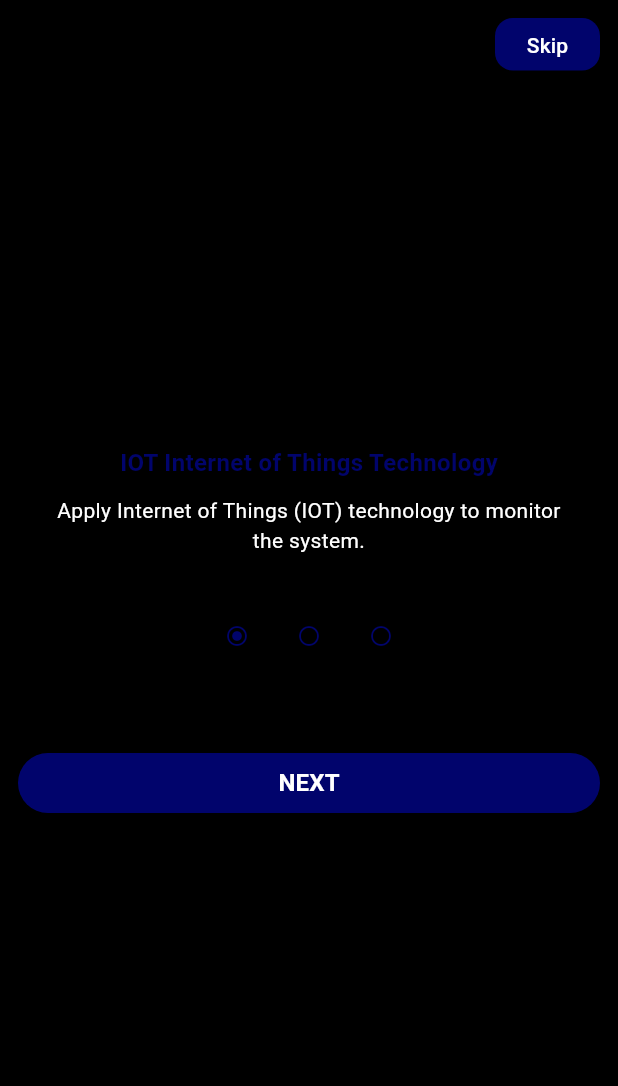
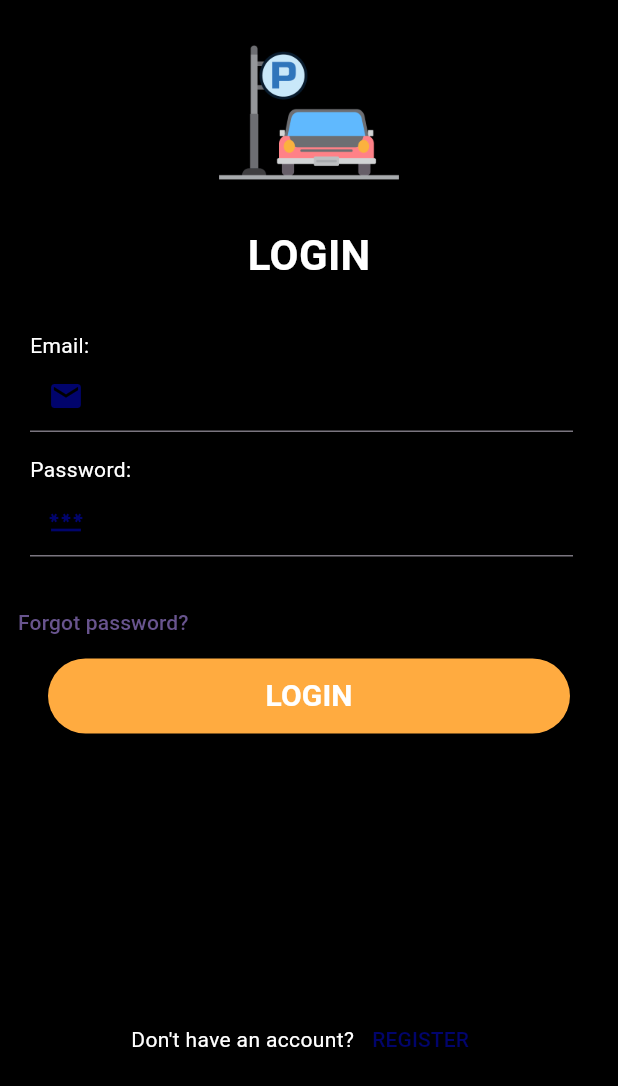
Before and after one commit to nam54828/SmartParking, a Flutter app: the screen it shows after launch, after a tap on "Skip", on a phone screen of 412 x 824 dp. Shown: the top 1086 px of the screen. Run offline on Flutter 3.47's test engine with Material 2 defaults, Android fonts, the phone set to English and light mode, and no system bars; our stand-ins replace cloud_firestore, firebase_auth, firebase_core, firebase_database; accounts and stored records are empty; network calls fail.

Commit message:
Create login and register . Add CLI firebase

```diff
--- a/flutter_native_splash.yaml
+++ b/flutter_native_splash.yaml
@@ -14,7 +14,7 @@ flutter_native_splash:
   # of your splash screen to a solid color.  Use background_image to set the background of your
   # splash screen to a png image.  This is useful for gradients. The image will be stretch to the
   # size of the app. Only one parameter can be used, color and background_image cannot both be set.
-  color: "#42a5f5"
+  color: "#0E0E0F"
   #background_image: "assets/background.png"
 
   # Optional parameters are listed below.  To enable a parameter, uncomment the line by removing
@@ -57,7 +57,7 @@ flutter_native_splash:
     image: images/carParking.png
 
   # Splash screen background color.
-    color: "#FFFFFF"
+    color: "#0E0E0F"
 
   # App icon background color.
   #icon_background_color: "#111111"
--- /dev/null
+++ b/lib/Login/login.dart
@@ -0,0 +1,174 @@
+import 'package:firebase_auth/firebase_auth.dart';
+import 'package:flutter/material.dart';
+import 'package:smart_parking/Register/register.dart';
+import 'package:smart_parking/onBoarding/onBoarding3.dart';
+
+class login extends StatefulWidget {
+  const login({Key? key}) : super(key: key);
+
+  @override
+  State<login> createState() => _loginState();
+}
+
+class _loginState extends State<login> {
+  final GlobalKey<FormState> _formKey = GlobalKey<FormState>();
+  final TextEditingController emailController = TextEditingController();
+  final TextEditingController passwordController = TextEditingController();
+  void showFailMessage(){
+    showDialog(context: context, builder: (BuildContext context) => AlertDialog(
+      title: const Text("Login"),
+      content: Text("Login Failed"),
+      actions: [
+        TextButton(onPressed: (){
+          Navigator.pop(context);
+    }, child: Text("OK"))
+      ],
+    ));
+  }
+  @override
+  Widget build(BuildContext context) {
+    return SafeArea(child: Scaffold(
+      backgroundColor: Colors.black,
+      body: SingleChildScrollView(
+        child: Column(
+          crossAxisAlignment: CrossAxisAlignment.start,
+          children: [
+            Center(child: Image.asset("images/logo.png", height: 150, width: 150,)),
+            Center(
+              child: Text(
+                "LOGIN", style: TextStyle(
+                color: Colors.white,
+                fontSize: 28,
+                fontWeight: FontWeight.bold
+              ),
+              ),
+            ),
+            Padding(padding: EdgeInsets.fromLTRB(20, 30, 30, 20),
+              child: Form(
+                key: _formKey,
+                child: Column(
+                  crossAxisAlignment: CrossAxisAlignment.start,
+                  children: [
+                    Text("Email:", style: TextStyle(
+                      color: Colors.white
+                    ),),
+                    TextFormField(
+                      decoration: InputDecoration(
+                        prefixIcon: Icon(Icons.email, color: Color.fromRGBO(1, 4, 108, 1),),
+
+                      ),
+                      controller: emailController,
+                      validator: (value){
+                        if (value!.isEmpty) {
+                          return ("Trường hợp này không được để trống.");
+                        }
+                        if (!RegExp(
+                            "^[a-zA-Z0-9+_.-]+@[a-z0-9A-Z.-]+.[a-z]")
+                            .hasMatch(value)) {
+                          return ("Vui lòng nhập Email hợp lệ");
+                        }
+                        return null;
+                      },
+                      onSaved: (value) {
+                        emailController.text = value!;
+                      },
+                    ),
+                    SizedBox(
+                      height: 15,
+                    ),
+                    Text("Password:", style: TextStyle(
+                        color: Colors.white
+                    ),),
+                    TextFormField(
+                      decoration: InputDecoration(
+                        prefixIcon: Icon(Icons.password, color: Color.fromRGBO(1, 4, 108, 1),),
+                      ),
+                      style: TextStyle(
+                          color: Colors.white
+                      ),
+                      controller: passwordController,
+                      validator: (value) {
+                        RegExp regex = RegExp(r'^.{6,}$');
+                        if (value!.isEmpty) {
+                          return ("Mật khẩu bắt buộc để đăng nhập");
+                        }
+                        if (!regex.hasMatch(value)) {
+                          return ("Mật khẩu không hợp lệ");
+                        }
+                      },
+                      onSaved: (value) {
+                        passwordController.text = value!;
+                      },
+                      obscureText: true,
+                    ),
+                  ],
+                ),
+              ),
+            ),
+            TextButton(onPressed: (){},
+                child: Text("Forgot password?")),
+            Row(
+              mainAxisAlignment: MainAxisAlignment.center,
+              children: [
+                Container(
+                  child: ElevatedButton(
+                    onPressed: () {
+                      FirebaseAuth.instance.signInWithEmailAndPassword(email: emailController.text,
+                          password: passwordController.text)
+                          .then((value){
+                        Navigator.push(context, MaterialPageRoute(builder: (context) => onBoarding3()));
+                      }).onError((error, stackTrace) {
+                        showFailMessage();
+                      });
+                    },
+                    style:
+                    ElevatedButton.styleFrom(primary: Colors.orangeAccent),
+                    child: SizedBox(
+                      width: 300,
+                      height: 50,
+                      child: Center(
+                        child: Text(
+                          'LOGIN',
+                          style: TextStyle(
+                            color: Colors.white,
+                            fontSize: 20,
+                            fontWeight: FontWeight.bold,
+                          ),
+                        ),
+                      ),
+                    ),
+                  ),
+                ),
+              ],
+            ),
+            SizedBox(
+              height: 180,
+            ),
+            Row(
+              mainAxisAlignment: MainAxisAlignment.center,
+              children: [
+                  Column(
+                    children: [
+                      Text("Don't have an account?", style: TextStyle(
+                        color: Colors.white
+                      ),)
+                    ],
+                  ),
+                SizedBox(
+                  child: TextButton(
+                    onPressed: (){
+                      Navigator.push(context, MaterialPageRoute(builder: (context)=>register()));
+                    },
+                    child: Text("REGISTER", style: TextStyle(
+                      color: Color.fromRGBO(1, 4, 108, 1)
+                    ),),
+                  ),
+                )
+              ],
+            )
+          ],
+        ),
+      ),
+    ));
+  }
+}
--- a/lib/main.dart
+++ b/lib/main.dart
@@ -1,7 +1,14 @@
+import 'package:firebase_core/firebase_core.dart';
 import 'package:flutter/material.dart';
 import 'package:smart_parking/onBoarding/onBoarding1.dart';
 
-void main() {
+import 'firebase_options.dart';
+
+Future<void> main() async {
+
+  await Firebase.initializeApp(
+    options: DefaultFirebaseOptions.currentPlatform,
+  );
   runApp(const MyApp());
 }
 
--- a/lib/onBoarding/onBoarding1.dart
+++ b/lib/onBoarding/onBoarding1.dart
@@ -1,5 +1,6 @@
 import 'package:flutter/material.dart';
 
+import '../Login/login.dart';
 import 'onBoarding2.dart';
 
 class onBoarding1 extends StatelessWidget {
@@ -19,7 +20,9 @@ class onBoarding1 extends StatelessWidget {
                 Container(
                   height: 35,
                   width: 70,
-                  child: TextButton(onPressed: (){}, child: Text(
+                  child: TextButton(onPressed: (){
+                    Navigator.push(context, MaterialPageRoute(builder: (context)=>login()));
+                  }, child: Text(
                     "Skip", style: TextStyle(
                     color: Colors.white,
                     fontSize: 14
--- a/lib/onBoarding/onBoarding2.dart
+++ b/lib/onBoarding/onBoarding2.dart
@@ -1,6 +1,7 @@
 import 'package:flutter/material.dart';
 import 'package:smart_parking/onBoarding/onBoarding3.dart';
 
+import '../Login/login.dart';
 import 'onBoarding1.dart';
 
 class onBoarding2 extends StatelessWidget {
@@ -20,7 +21,9 @@ class onBoarding2 extends StatelessWidget {
                 Container(
                   height: 35,
                   width: 70,
-                  child: TextButton(onPressed: (){}, child: Text(
+                  child: TextButton(onPressed: (){
+                    Navigator.push(context, MaterialPageRoute(builder: (context)=>login()));
+                  }, child: Text(
                     "Skip", style: TextStyle(
                       color: Colors.white,
                       fontSize: 14
--- a/lib/onBoarding/onBoarding3.dart
+++ b/lib/onBoarding/onBoarding3.dart
@@ -1,4 +1,5 @@
 import 'package:flutter/material.dart';
+import 'package:smart_parking/Login/login.dart';
 
 import 'onBoarding1.dart';
 import 'onBoarding2.dart';
@@ -20,7 +21,9 @@ class onBoarding3 extends StatelessWidget {
                 Container(
                   height: 35,
                   width: 70,
-                  child: TextButton(onPressed: (){}, child: Text(
+                  child: TextButton(onPressed: (){
+                    Navigator.push(context, MaterialPageRoute(builder: (context)=> login()));
+                  }, child: Text(
                     "Skip", style: TextStyle(
                       color: Colors.white,
                       fontSize: 14
@@ -94,7 +97,9 @@ class onBoarding3 extends StatelessWidget {
             ),
             Container(
               width: double.infinity,
-              child: ElevatedButton(onPressed: (){}, child: Text(
+              child: ElevatedButton(onPressed: (){
+                Navigator.push(context, MaterialPageRoute(builder: (context)=>login()));
+              }, child: Text(
                 "GET STARTED",style: TextStyle(
                   color: Colors.white,
                   fontSize: 16,
--- a/pubspec.yaml
+++ b/pubspec.yaml
@@ -36,6 +36,10 @@ dependencies:
   # Use with the CupertinoIcons class for iOS style icons.
   cupertino_icons: ^1.0.2
   flutter_native_splash: ^2.0.4
+  cloud_firestore: ^4.9.3
+  firebase_auth: ^4.10.1
+  firebase_core: ^2.17.0
+  firebase_database: ^10.2.7
 dev_dependencies:
   flutter_test:
     sdk: flutter
```
Also changed, not shown: lib/Register/register.dart (added, +258 -0 lines), images/carParking.png, images/logo.png (added), lib/firebase_options.dart (added), pubspec.lock, 3 other files.
